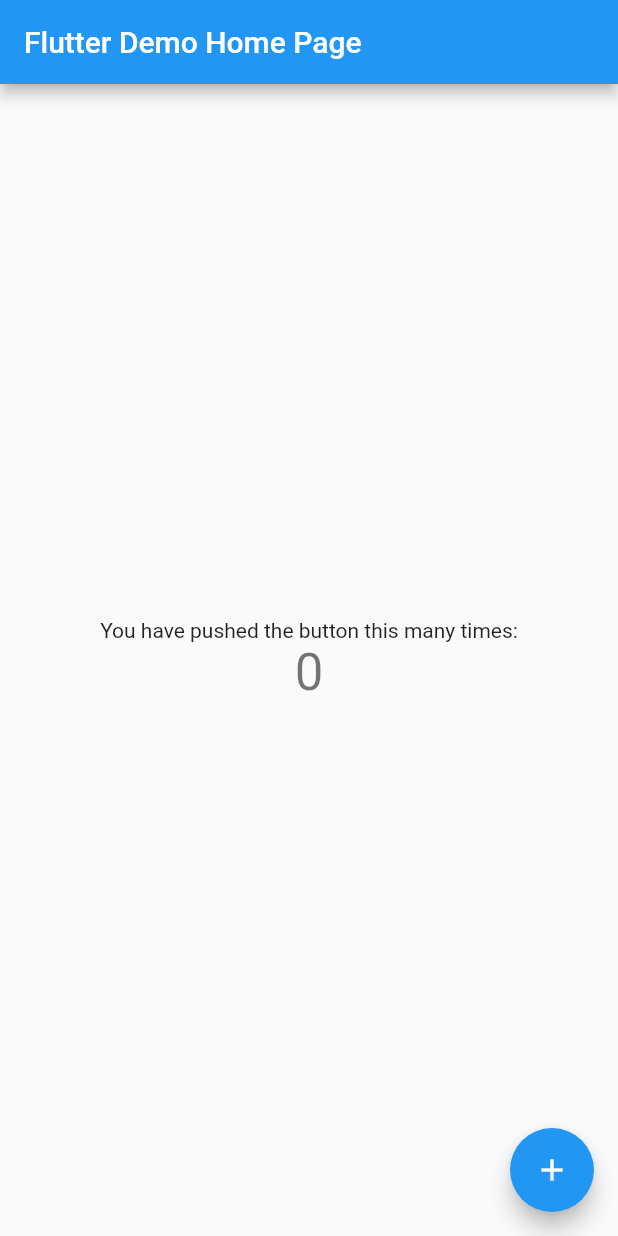
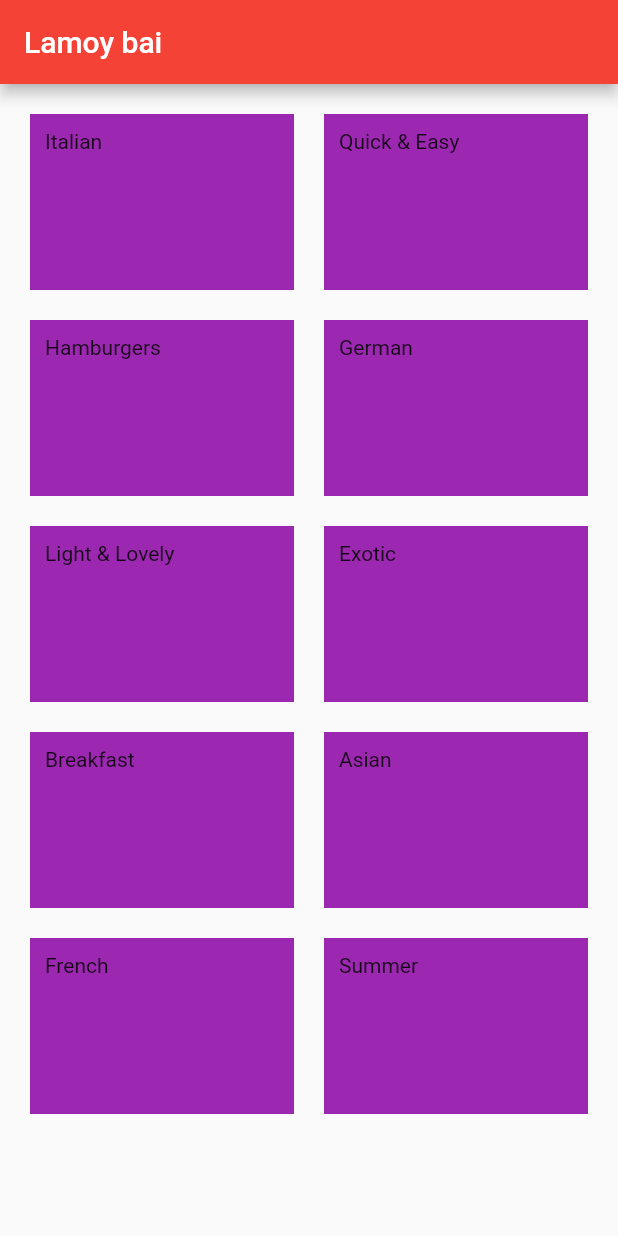
Before and after one commit to poolGolez/lamoy, a Flutter app: the screen it shows after launch, on a phone screen of 412 x 824 dp. Run offline on Flutter 3.47's test engine with Material 2 defaults, Android fonts, the phone set to English and light mode, and no system bars.

Commit message:
Initial categories screen

```diff
--- /dev/null
+++ b/lib/domain/category.dart
@@ -0,0 +1,11 @@
+import 'package:flutter/foundation.dart';
+
+class Category {
+  final String id;
+  final String title;
+
+  const Category({
+    @required this.id,
+    @required this.title,
+  });
+}
--- /dev/null
+++ b/lib/domain/dummy_data.dart
@@ -0,0 +1,54 @@
+import 'category.dart';
+
+const DUMMY_CATEGORIES = const [
+  Category(
+    id: 'c1',
+    title: 'Italian',
+    // color: Colors.purple,
+  ),
+  Category(
+    id: 'c2',
+    title: 'Quick & Easy',
+    // color: Colors.red,
+  ),
+  Category(
+    id: 'c3',
+    title: 'Hamburgers',
+    // color: Colors.orange,
+  ),
+  Category(
+    id: 'c4',
+    title: 'German',
+    // color: Colors.amber,
+  ),
+  Category(
+    id: 'c5',
+    title: 'Light & Lovely',
+    // color: Colors.blue,
+  ),
+  Category(
+    id: 'c6',
+    title: 'Exotic',
+    // color: Colors.green,
+  ),
+  Category(
+    id: 'c7',
+    title: 'Breakfast',
+    // color: Colors.lightBlue,
+  ),
+  Category(
+    id: 'c8',
+    title: 'Asian',
+    // color: Colors.lightGreen,
+  ),
+  Category(
+    id: 'c9',
+    title: 'French',
+    // color: Colors.pink,
+  ),
+  Category(
+    id: 'c10',
+    title: 'Summer',
+    // color: Colors.teal,
+  ),
+];
--- a/lib/main.dart
+++ b/lib/main.dart
@@ -1,117 +1,17 @@
 import 'package:flutter/material.dart';
 
-void main() {
-  runApp(MyApp());
-}
+import './widget/categories_screen.dart';
 
-class MyApp extends StatelessWidget {
-  // This widget is the root of your application.
+void main() => runApp(LamoyApp());
+
+class LamoyApp extends StatelessWidget {
   @override
   Widget build(BuildContext context) {
     return MaterialApp(
-      title: 'Flutter Demo',
       theme: ThemeData(
-        // This is the theme of your application.
-        //
-        // Try running your application with "flutter run". You'll see the
-        // application has a blue toolbar. Then, without quitting the app, try
-        // changing the primarySwatch below to Colors.green and then invoke
-        // "hot reload" (press "r" in the console where you ran "flutter run",
-        // or simply save your changes to "hot reload" in a Flutter IDE).
-        // Notice that the counter didn't reset back to zero; the application
-        // is not restarted.
-        primarySwatch: Colors.blue,
-        // This makes the visual density adapt to the platform that you run
-        // the app on. For desktop platforms, the controls will be smaller and
-        // closer together (more dense) than on mobile platforms.
-        visualDensity: VisualDensity.adaptivePlatformDensity,
+        primarySwatch: Colors.red,
       ),
-      home: MyHomePage(title: 'Flutter Demo Home Page'),
+      home: CategoriesScreen(),
     );
   }
 }
-
-class MyHomePage extends StatefulWidget {
-  MyHomePage({Key key, this.title}) : super(key: key);
-
-  // This widget is the home page of your application. It is stateful, meaning
-  // that it has a State object (defined below) that contains fields that affect
-  // how it looks.
-
-  // This class is the configuration for the state. It holds the values (in this
-  // case the title) provided by the parent (in this case the App widget) and
-  // used by the build method of the State. Fields in a Widget subclass are
-  // always marked "final".
-
-  final String title;
-
-  @override
-  _MyHomePageState createState() => _MyHomePageState();
-}
-
-class _MyHomePageState extends State<MyHomePage> {
-  int _counter = 0;
-
-  void _incrementCounter() {
-    setState(() {
-      // This call to setState tells the Flutter framework that something has
-      // changed in this State, which causes it to rerun the build method below
-      // so that the display can reflect the updated values. If we changed
-      // _counter without calling setState(), then the build method would not be
-      // called again, and so nothing would appear to happen.
-      _counter++;
-    });
-  }
-
-  @override
-  Widget build(BuildContext context) {
-    // This method is rerun every time setState is called, for instance as done
-    // by the _incrementCounter method above.
-    //
-    // The Flutter framework has been optimized to make rerunning build methods
-    // fast, so that you can just rebuild anything that needs updating rather
-    // than having to individually change instances of widgets.
-    return Scaffold(
-      appBar: AppBar(
-        // Here we take the value from the MyHomePage object that was created by
-        // the App.build method, and use it to set our appbar title.
-        title: Text(widget.title),
-      ),
-      body: Center(
-        // Center is a layout widget. It takes a single child and positions it
-        // in the middle of the parent.
-        child: Column(
-          // Column is also a layout widget. It takes a list of children and
-          // arranges them vertically. By default, it sizes itself to fit its
-          // children horizontally, and tries to be as tall as its parent.
-          //
-          // Invoke "debug painting" (press "p" in the console, choose the
-          // "Toggle Debug Paint" action from the Flutter Inspector in Android
-          // Studio, or the "Toggle Debug Paint" command in Visual Studio Code)
-          // to see the wireframe for each widget.
-          //
-          // Column has various properties to control how it sizes itself and
-          // how it positions its children. Here we use mainAxisAlignment to
-          // center the children vertically; the main axis here is the vertical
-          // axis because Columns are vertical (the cross axis would be
-          // horizontal).
-          mainAxisAlignment: MainAxisAlignment.center,
-          children: <Widget>[
-            Text(
-              'You have pushed the button this many times:',
-            ),
-            Text(
-              '$_counter',
-              style: Theme.of(context).textTheme.headline4,
-            ),
-          ],
-        ),
-      ),
-      floatingActionButton: FloatingActionButton(
-        onPressed: _incrementCounter,
-        tooltip: 'Increment',
-        child: Icon(Icons.add),
-      ), // This trailing comma makes auto-formatting nicer for build methods.
-    );
-  }
-}
--- /dev/null
+++ b/lib/widget/categories_screen.dart
@@ -0,0 +1,28 @@
+import 'package:flutter/material.dart';
+import './category_item.dart';
+
+import '../domain/category.dart';
+import '../domain/dummy_data.dart';
+
+class CategoriesScreen extends StatelessWidget {
+  List<Category> get categories => DUMMY_CATEGORIES;
+
+  @override
+  Widget build(BuildContext context) {
+    return Scaffold(
+      appBar: AppBar(title: Text('Lamoy bai')),
+      body: GridView(
+        padding: const EdgeInsets.all(20),
+        children: categories.map((category) {
+          return CategoryItem(category: category);
+        }).toList(),
+        gridDelegate: SliverGridDelegateWithMaxCrossAxisExtent(
+          maxCrossAxisExtent: 200,
+          childAspectRatio: 3 / 2,
+          crossAxisSpacing: 20,
+          mainAxisSpacing: 20,
+        ),
+      ),
+    );
+  }
+}
--- /dev/null
+++ b/lib/widget/category_item.dart
@@ -0,0 +1,20 @@
+import 'package:flutter/material.dart';
+
+import '../domain/category.dart';
+
+class CategoryItem extends StatelessWidget {
+  final Category category;
+
+  const CategoryItem({Key key, this.category}) : super(key: key);
+
+  @override
+  Widget build(BuildContext context) {
+    return Container(
+      padding: EdgeInsets.all(10),
+      child: Text(category.title),
+      decoration: BoxDecoration(
+        color: Colors.purple,
+      ),
+    );
+  }
+}
--- /dev/null
+++ b/lib/widget/home_screen.dart
@@ -0,0 +1,12 @@
+
+import 'package:flutter/material.dart';
+
+class HomeScreen extends StatelessWidget {
+
+  @override
+  Widget build(BuildContext context) {
+    return Scaffold(
+      appBar: AppBar(title: Text('Lamoy ta bai'),),
+    );
+  }
+}
```
